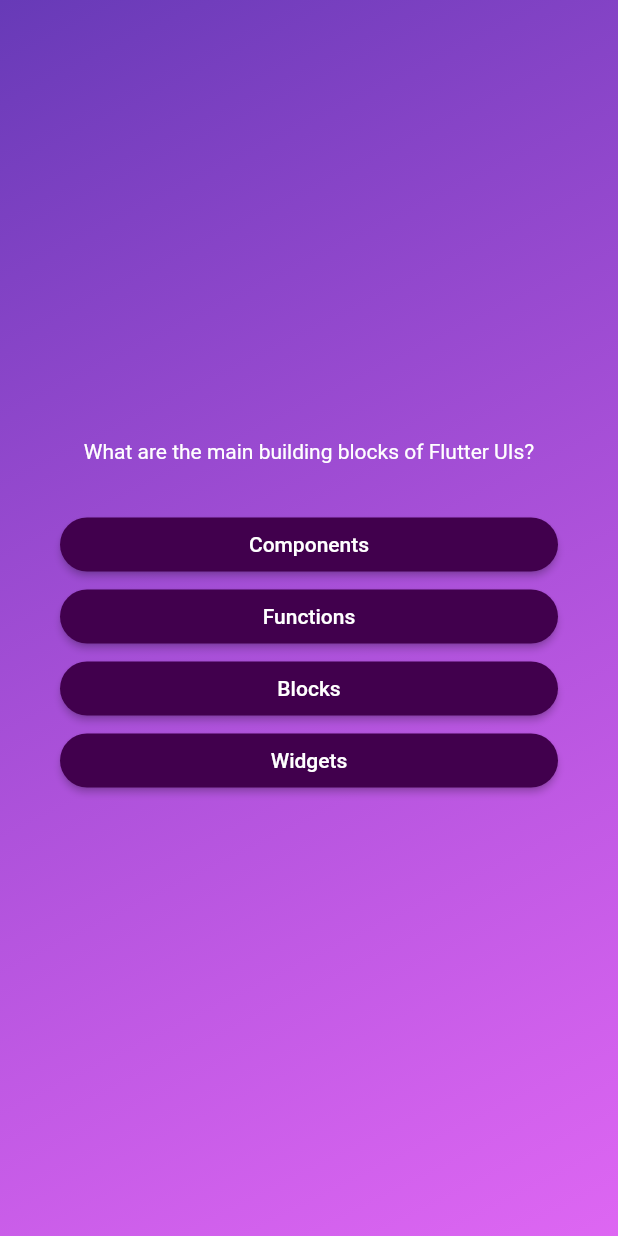
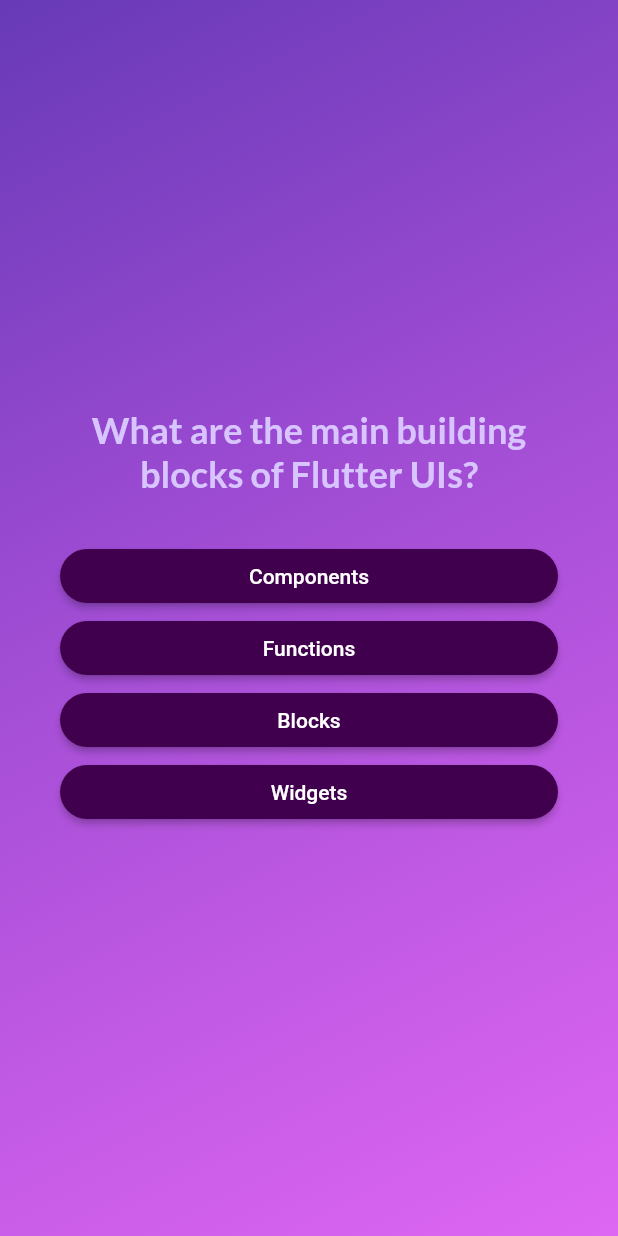
Before and after one commit to bima-taruna/QuizAppFlutter, a Flutter app: the screen it shows after launch, after a tap on "Start Quiz!", on a phone screen of 412 x 824 dp. Run offline on Flutter 3.47's test engine with Material 2 defaults, Android fonts, the phone set to English and light mode, and no system bars; our stand-ins replace google_fonts.

Commit message:
add google fonts package

```diff
--- a/lib/question_screen.dart
+++ b/lib/question_screen.dart
@@ -1,6 +1,7 @@
 import 'package:first_project/components/answer_button.dart';
 import 'package:first_project/data/questions.dart';
 import 'package:flutter/material.dart';
+import 'package:google_fonts/google_fonts.dart';
 
 class QuestionScreen extends StatefulWidget {
   const QuestionScreen({super.key});
@@ -33,7 +34,10 @@ class _QuestionScreenState extends State<QuestionScreen> {
           children: [
             Text(
               currentQuestion.text,
-              style: const TextStyle(color: Colors.white),
+              style: GoogleFonts.lato(
+                  color: const Color.fromARGB(255, 216, 197, 255),
+                  fontSize: 24,
+                  fontWeight: FontWeight.bold),
               textAlign: TextAlign.center,
             ),
             const SizedBox(height: 30),
--- a/lib/start_screen.dart
+++ b/lib/start_screen.dart
@@ -1,4 +1,5 @@
 import 'package:flutter/material.dart';
+import 'package:google_fonts/google_fonts.dart';
 
 class StartScreen extends StatelessWidget {
   const StartScreen(this.startQuiz, {super.key});
@@ -19,9 +20,10 @@ class StartScreen extends StatelessWidget {
         const SizedBox(
           height: 80,
         ),
-        const Text(
+        Text(
           "Learn Flutter all the way!",
-          style: TextStyle(fontSize: 24, color: Colors.white),
+          style: GoogleFonts.lato(
+              color: const Color.fromARGB(255, 229, 184, 255), fontSize: 24),
         ),
         const SizedBox(
           height: 30,
--- a/pubspec.yaml
+++ b/pubspec.yaml
@@ -34,6 +34,7 @@ dependencies:
   # The following adds the Cupertino Icons font to your application.
   # Use with the CupertinoIcons class for iOS style icons.
   cupertino_icons: ^1.0.2
+  google_fonts: ^5.1.0
 
 dev_dependencies:
   flutter_test:
```
Also changed, not shown: pubspec.lock, 1 other file.
